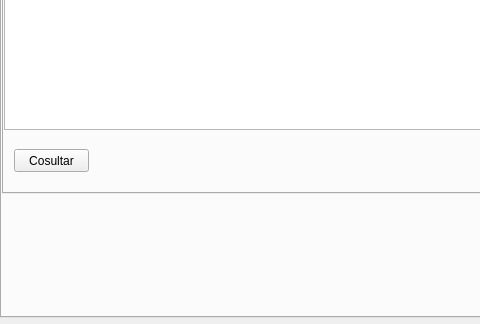
The window that FrontEnd/Interface/Window_Dividendos.ui (leobrunoms8/CapitalTrack) describes before a commit, drawn with Qt 5; both pictures show x 0 to 480 and y 303 to 627 of the 798 by 627 pixel window.
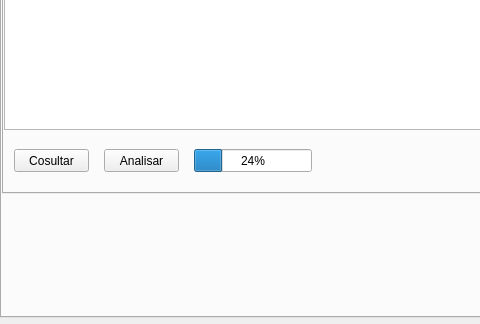
The same window after the commit. The open tabs and pages were chosen to show the change.

Commit message: Análise de Dividendos

```diff
--- a/FrontEnd/Interface/Window_Dividendos.ui
+++ b/FrontEnd/Interface/Window_Dividendos.ui
@@ -179,6 +179,32 @@
         <string>Cosultar</string>
        </property>
       </widget>
+      <widget class="QPushButton" name="pushButton_9">
+       <property name="geometry">
+        <rect>
+         <x>100</x>
+         <y>400</y>
+         <width>75</width>
+         <height>23</height>
+        </rect>
+       </property>
+       <property name="text">
+        <string>Analisar</string>
+       </property>
+      </widget>
+      <widget class="QProgressBar" name="progressBar">
+       <property name="geometry">
+        <rect>
+         <x>190</x>
+         <y>400</y>
+         <width>118</width>
+         <height>23</height>
+        </rect>
+       </property>
+       <property name="value">
+        <number>24</number>
+       </property>
+      </widget>
      </widget>
      <widget class="QWidget" name="tab_4">
       <attribute name="title">
```
Left out of the diff: 41 changed lines with no effect on the pictures. The commit also changes 4 other files.
